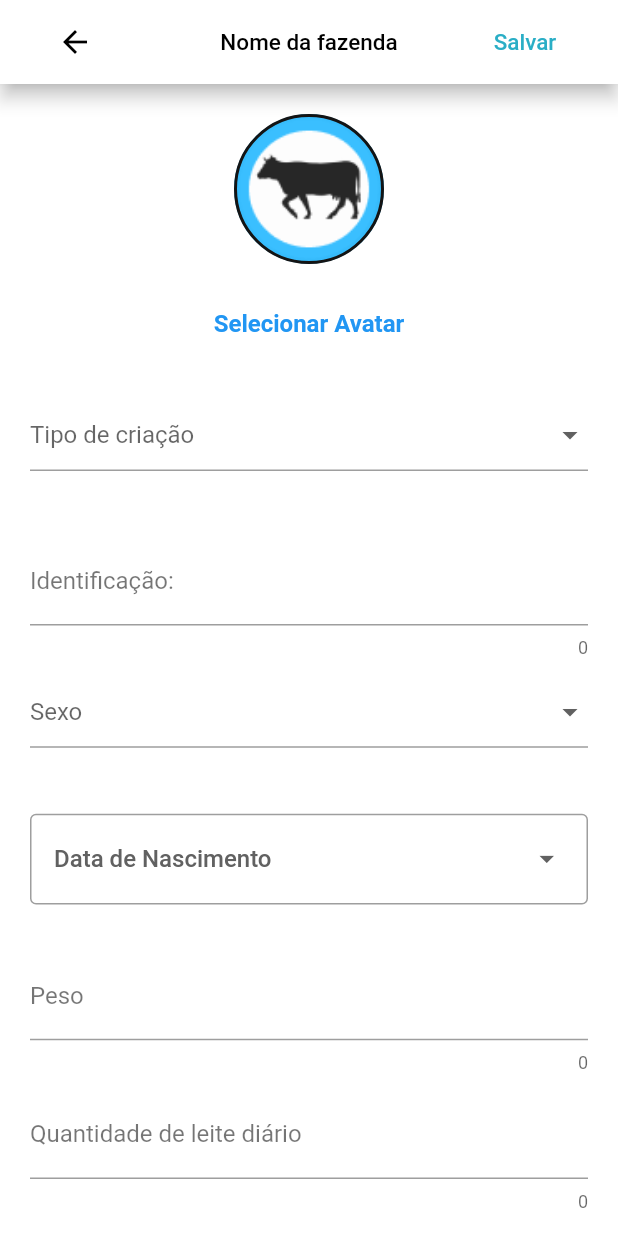
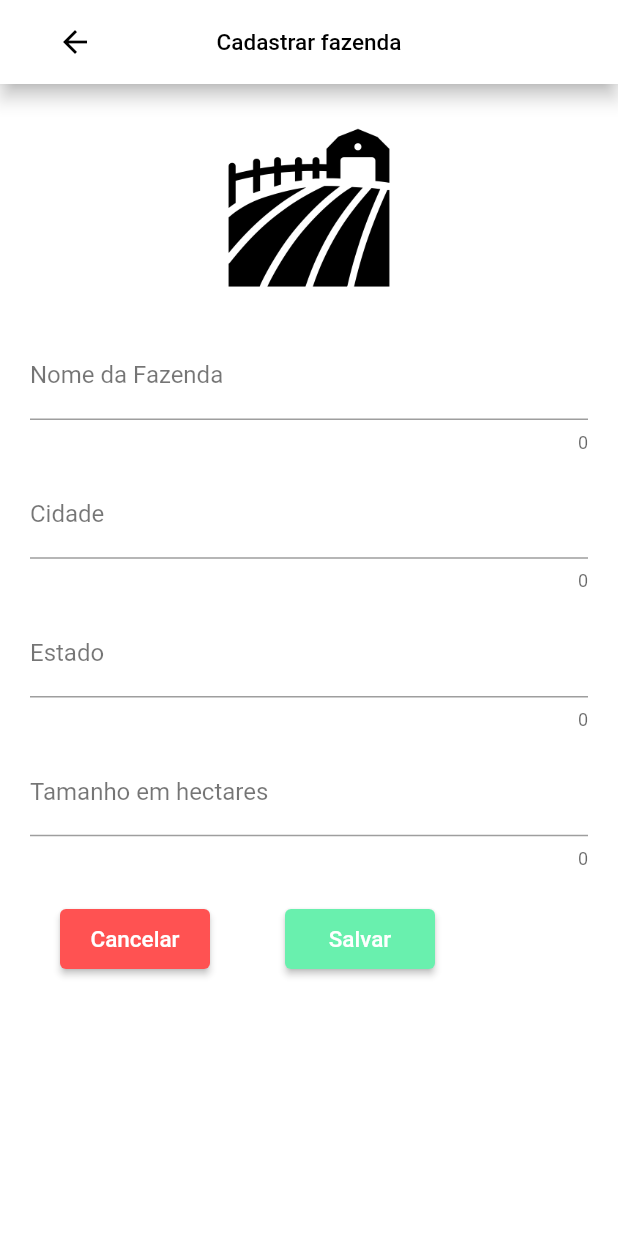
Before and after one commit to mateus-lm/Requisitos2021.1-E-Gado, a Flutter app: the screen it shows after launch, after a tap on "Entrar", on a phone screen of 412 x 824 dp. Run offline on Flutter 3.47's test engine with Material 2 defaults, Android fonts, the phone set to English and light mode, and no system bars.

Commit message:
Adicionado tela de cadastro de fazenda

```diff
--- /dev/null
+++ b/lib/addFarm.dart
@@ -0,0 +1,83 @@
+import 'package:dev/Componentes/MyWidgets.dart';
+import 'package:dev/loginScreen.dart';
+import 'package:flutter/material.dart';
+
+class AddFarm extends StatefulWidget {
+  @override
+  _AddFarmState createState() => _AddFarmState();
+}
+
+class _AddFarmState extends State<AddFarm> {
+  final farmNameCon = new TextEditingController();
+  final farmCityCon = new TextEditingController();
+  final farmStateCon = new TextEditingController();
+  final farmSizeCon = new TextEditingController();
+
+  @override
+  Widget build(BuildContext context) {
+    return Scaffold(
+        backgroundColor: Colors.white,
+        appBar: AppBar(
+          backgroundColor: Colors.white,
+          elevation: 5,
+          shadowColor: Color.fromRGBO(0, 0, 0, 1),
+          centerTitle: true,
+          title: Text(
+            'Cadastrar fazenda',
+            style: TextStyle(
+              color: Colors.black,
+              fontFamily: 'Roboto',
+              fontSize: 15,
+            ),
+          ),
+          leading: Builder(builder: (BuildContext context) {
+            return Padding(
+              padding: const EdgeInsets.only(left: 30.0),
+              child: IconButton(
+                color: Colors.black,
+                icon: const Icon(Icons.arrow_back),
+                onPressed: () {
+                  Navigator.push(context,
+                      MaterialPageRoute(builder: (context) => LoginMenu()));
+                },
+                alignment: Alignment.centerRight,
+              ),
+            );
+          }),
+        ),
+        body: SingleChildScrollView(
+            padding: EdgeInsets.only(left: 20.0, right: 20.0, top: 20.0),
+            child: Column(
+              crossAxisAlignment: CrossAxisAlignment.center,
+              children: [
+                Container(
+                    padding: EdgeInsets.only(bottom: 20.0),
+                    alignment: Alignment.center,
+                    child: Image(
+                      image: AssetImage('assets/images/farm_icon.png'),
+                      width: 125,
+                      height: 125,
+                    )),
+                MyWidgets().caixaTexto('Nome da Fazenda', farmNameCon),
+                MyWidgets().caixaTexto('Cidade', farmCityCon),
+                MyWidgets().caixaTexto('Estado', farmStateCon),
+                MyWidgets().caixaTexto('Tamanho em hectares', farmSizeCon),
+                Row(
+                  children: [
+                    Padding(
+                      padding: const EdgeInsets.only(
+                          right: 25.0, left: 20.0, top: 15.0),
+                      child: MyWidgets().button(
+                          'Cancelar', 100, 40, 15, Colors.redAccent, () {}),
+                    ),
+                    Padding(
+                      padding: const EdgeInsets.only(left: 25.0, top: 15.0),
+                      child: MyWidgets().button(
+                          'Salvar', 100, 40, 15, Colors.greenAccent, () {}),
+                    )
+                  ],
+                )
+              ],
+            )));
+  }
+}
--- a/lib/loginScreen.dart
+++ b/lib/loginScreen.dart
@@ -1,6 +1,6 @@
 import 'package:dev/Componentes/MyWidgets.dart';
 import 'package:flutter/material.dart';
-import 'addBovino.dart';
+import 'addFarm.dart';
 
 class LoginMenu extends StatefulWidget {
   @override
@@ -73,8 +73,8 @@ class _LoginMenuState extends State<LoginMenu> {
               print(_email);
               print(_password);
 
-              Navigator.push(context,
-                  MaterialPageRoute(builder: (context) => AddBovino()));
+              Navigator.push(
+                  context, MaterialPageRoute(builder: (context) => AddFarm()));
             }),
           ],
         ),
--- a/pubspec.yaml
+++ b/pubspec.yaml
@@ -46,6 +46,7 @@ flutter:
 
   assets:
     - assets/images/logo.png
+    - assets/images/farm_icon.png
 
   # To add assets to your application, add an assets section, like this:
   # assets:
```
Also changed, not shown: assets/images/farm_icon.png (added), pubspec.lock.
